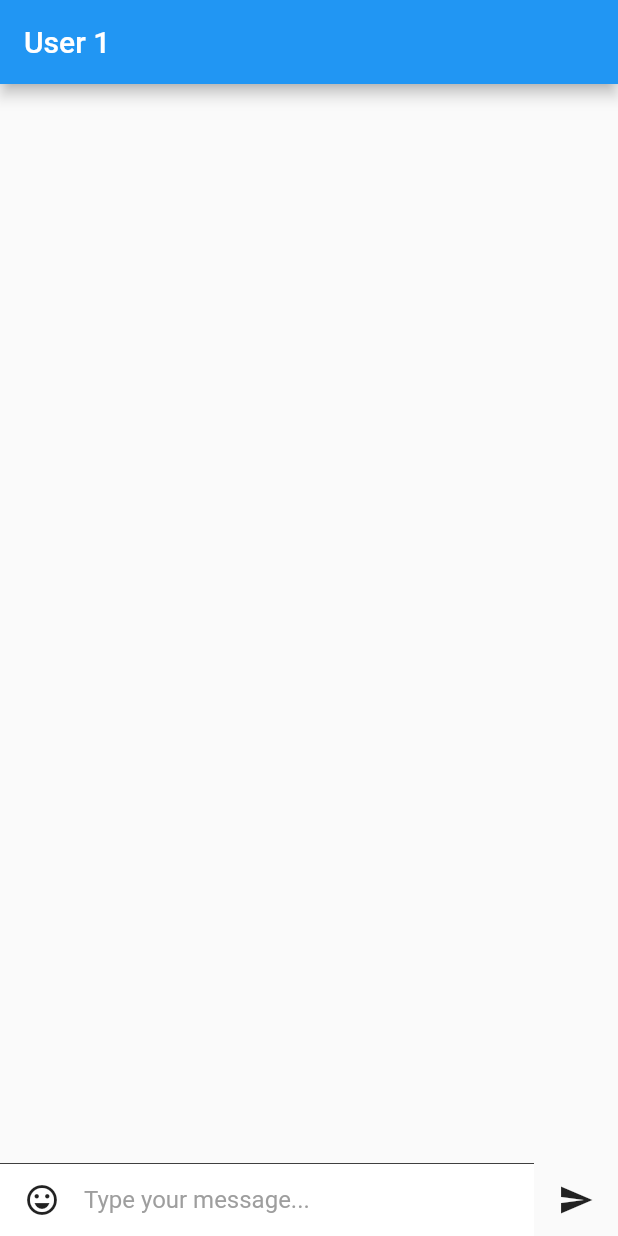
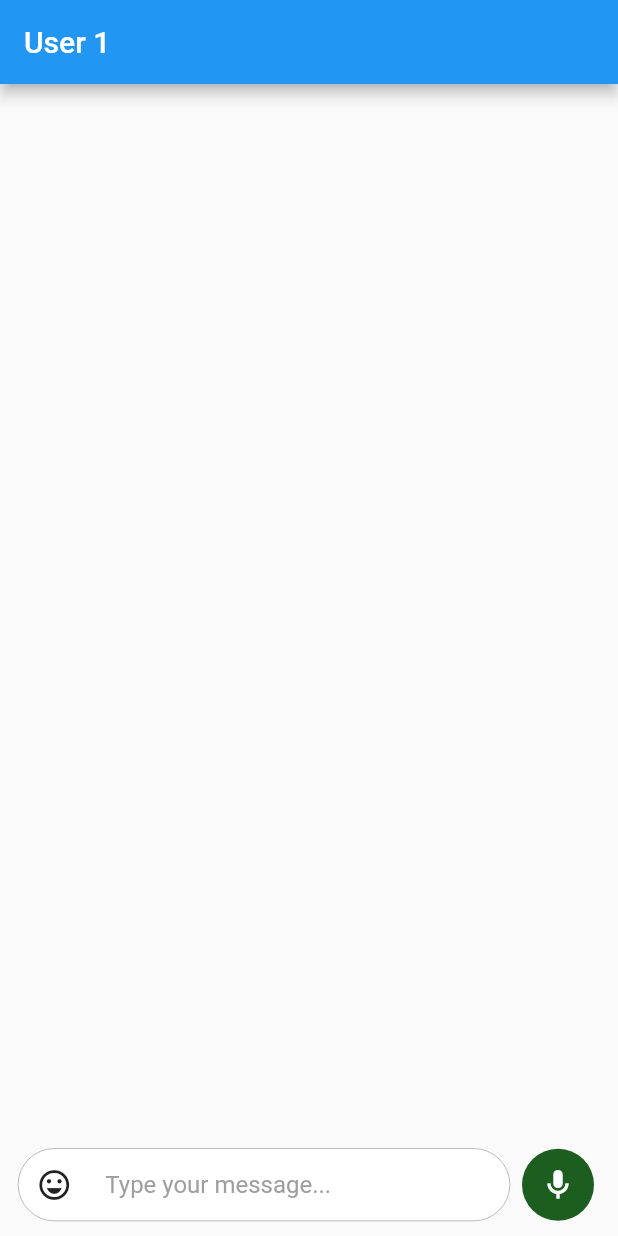
Before and after one commit to ashishkhuraishy/chat_app, a Flutter app: the screen it shows after launch, on a phone screen of 412 x 824 dp. Run offline on Flutter 3.47's test engine with Material 2 defaults, Android fonts, the phone set to English and light mode, and no system bars; our stand-ins replace flutter_keyboard_visibility; missing offline and left inert: emoji_picker.

```diff
--- /dev/null
+++ b/lib/models/message.dart
@@ -0,0 +1,23 @@
+import 'package:chat_app/widgets/message_widget.dart';
+import 'package:flutter/cupertino.dart';
+
+class Message {
+  final int id;
+  final String messageText;
+  final String path;
+  final MessageType messageType;
+
+  Message({
+    this.path,
+    this.id,
+    this.messageText,
+    @required this.messageType,
+  });
+
+  factory Message.textMessage(String message) {
+    return Message(
+      messageType: MessageType.Text,
+      messageText: message,
+    );
+  }
+}
--- a/lib/screens/message_page.dart
+++ b/lib/screens/message_page.dart
@@ -1,3 +1,4 @@
+import 'package:chat_app/models/message.dart';
 import 'package:chat_app/widgets/emoji_picker.dart';
 import 'package:chat_app/widgets/input_widget.dart';
 import 'package:chat_app/widgets/message_widget.dart';
@@ -10,8 +11,10 @@ class MessagePage extends StatefulWidget {
 }
 
 class _MessagePageState extends State<MessagePage> {
-  final messages = <String>[];
+  final messages = <Message>[];
   final controller = TextEditingController();
+  final KeyboardVisibilityController _keyboardVisibilityController =
+      KeyboardVisibilityController();
   bool isEmojiVisible = false;
   bool isKeyboardVisible = false;
 
@@ -19,7 +22,7 @@ class _MessagePageState extends State<MessagePage> {
   void initState() {
     super.initState();
 
-    KeyboardVisibility.onChange.listen((bool isKeyboardVisible) {
+    _keyboardVisibilityController.onChange.listen((bool isKeyboardVisible) {
       setState(() {
         this.isKeyboardVisible = isKeyboardVisible;
       });
@@ -49,7 +52,6 @@ class _MessagePageState extends State<MessagePage> {
                       .map((message) => MessageWidget(
                             message: message,
                             ownMessage: true,
-                            messageType: MessageType.Text,
                           ))
                       .toList(),
                 ),
@@ -60,7 +62,7 @@ class _MessagePageState extends State<MessagePage> {
                 isEmojiVisible: isEmojiVisible,
                 isKeyboardVisible: isKeyboardVisible,
                 onSentMessage: (message) => setState(
-                  () => messages.insert(0, message),
+                  () => messages.insert(0, Message.textMessage(message)),
                 ),
               ),
               Offstage(
--- a/lib/widgets/input_widget.dart
+++ b/lib/widgets/input_widget.dart
@@ -20,13 +20,19 @@ class InputWidget extends StatelessWidget {
 
   @override
   Widget build(BuildContext context) {
-    return Row(
+    return Container(
+      margin: EdgeInsets.symmetric(horizontal: 12, vertical: 10),
+      child: Row(
         children: [
           Expanded(
             child: Container(
               decoration: BoxDecoration(
-              border: Border(top: BorderSide(width: 0.5)),
                 color: Colors.white,
+                borderRadius: BorderRadius.circular(25),
+                border: Border.all(
+                  color: Colors.black87,
+                  width: 0.2,
+                ),
               ),
               child: Row(
                 children: <Widget>[
@@ -46,11 +52,15 @@ class InputWidget extends StatelessWidget {
               ),
             ),
           ),
+          SizedBox(
+            width: 4,
+          ),
           SendButton(
             controller: controller,
             onSentMessage: onSentMessage,
           ),
         ],
+      ),
     );
   }
 }
@@ -72,7 +82,6 @@ class EmojiKeyboardSwitch extends StatelessWidget {
   @override
   Widget build(BuildContext context) {
     return Container(
-      margin: EdgeInsets.symmetric(horizontal: 4),
       child: IconButton(
         icon: Icon(
           isEmojiVisible
@@ -107,7 +116,9 @@ class MessageTextField extends StatelessWidget {
 
   @override
   Widget build(BuildContext context) {
-    return TextField(
+    return Container(
+      padding: EdgeInsets.all(10),
+      child: TextField(
         focusNode: focusNode,
         controller: controller,
         maxLines: 10,
@@ -116,6 +127,7 @@ class MessageTextField extends StatelessWidget {
         decoration: InputDecoration.collapsed(
           hintText: 'Type your message...',
           hintStyle: TextStyle(color: Colors.grey),
+        ),
       ),
     );
   }
@@ -135,8 +147,15 @@ class SendButton extends StatelessWidget {
   Widget build(BuildContext context) {
     return Container(
       margin: EdgeInsets.symmetric(horizontal: 4),
+      decoration: BoxDecoration(
+        shape: BoxShape.circle,
+        color: Colors.green[900],
+      ),
       child: IconButton(
-        icon: Icon(Icons.send),
+        icon: Icon(
+          Icons.mic_outlined,
+          color: Colors.white,
+        ),
         onPressed: () {
           if (controller.text.trim().isEmpty) {
             return;
```
Also changed, not shown: lib/widgets/message_widget.dart (+32 -7 lines), pubspec.yaml (+5 -2 lines), pubspec.lock. Lines whose indentation alone changed are shown as unchanged.
